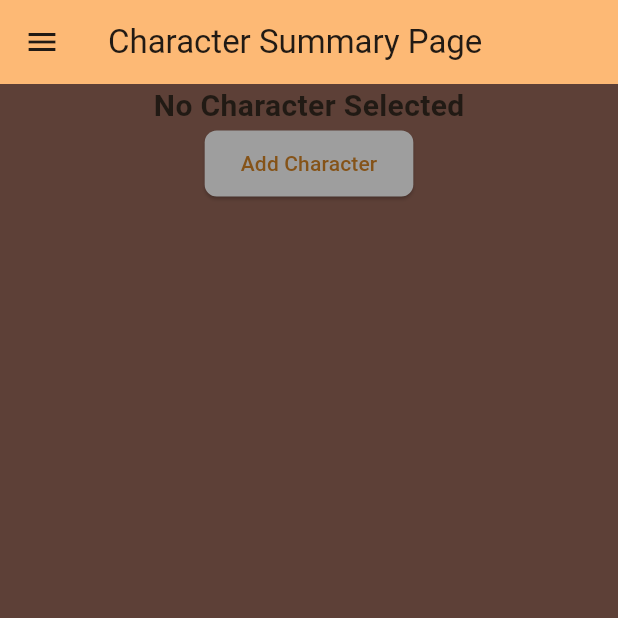
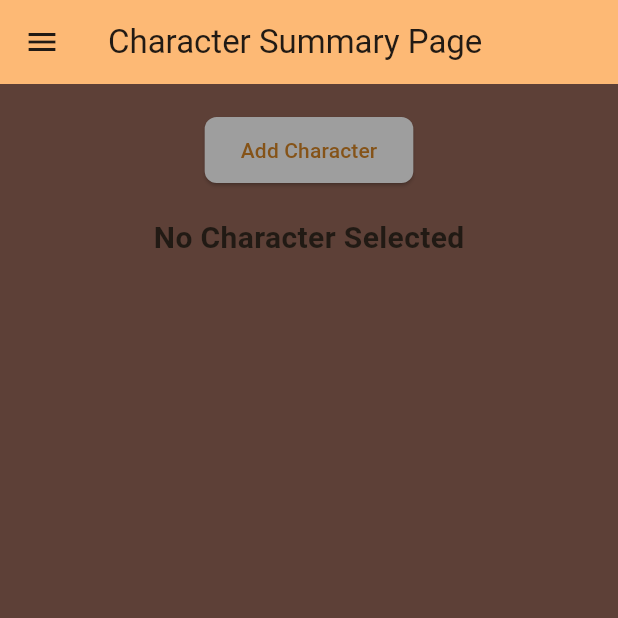
Before and after one commit to MichLud/final_project, a Flutter app: the screen it shows after launch, on a phone screen of 412 x 824 dp, the top half of it. Run offline on Flutter 3.47's test engine with Material 3 defaults, Android fonts, the phone set to English and light mode, and no system bars; our stand-ins replace cloud_firestore, firebase_core; accounts and stored records are empty; generated files the repository leaves out were written again.

Commit message:
UI formatting updates

```diff
--- a/lib/src/summary_page.dart
+++ b/lib/src/summary_page.dart
@@ -103,8 +103,8 @@ class _SummaryPageState extends State<SummaryPage> {
       body: Center(
         child: Column(
           children: [
+            const SizedBox(height: 20),
             if (selectedCharacter != null) ...[
-              const SizedBox(height: 20),
               Row(
                 mainAxisAlignment: MainAxisAlignment.spaceEvenly,
                 children: [
@@ -112,8 +112,14 @@ class _SummaryPageState extends State<SummaryPage> {
                   removeButton(selectedCharacter),
                 ],
               ),
+              const SizedBox(height: 20),
+
               characterSummary(selectedCharacter),
-            ] else ...[
+            ]
+            else ...[
+              addButton(),
+              SizedBox(height:20),
+
               const Row(
                 mainAxisAlignment: MainAxisAlignment.center,
                 children: [
@@ -126,7 +132,6 @@ class _SummaryPageState extends State<SummaryPage> {
                   ),
                 ],
               ),
-              addButton(),
             ],
           ],
         ),
```
